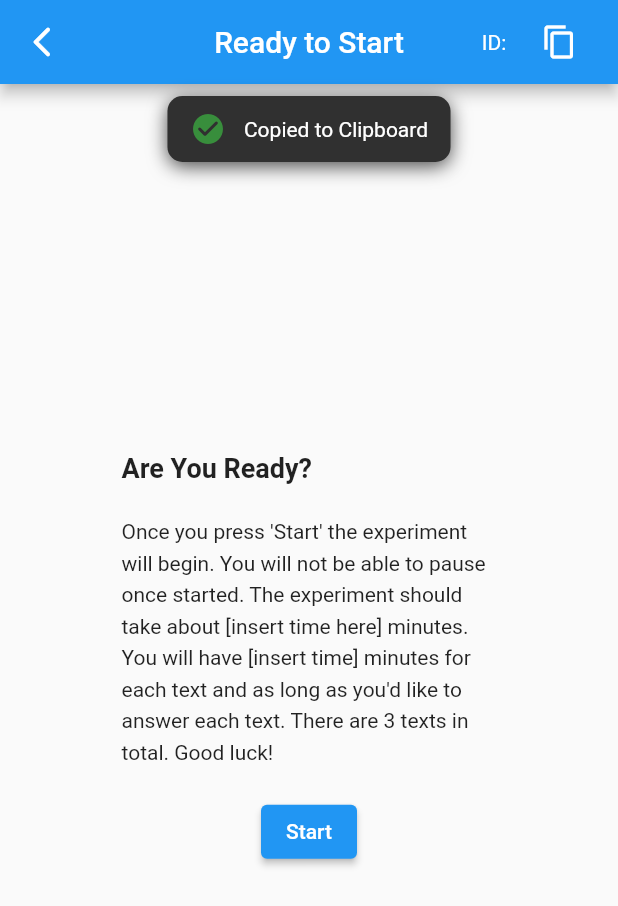
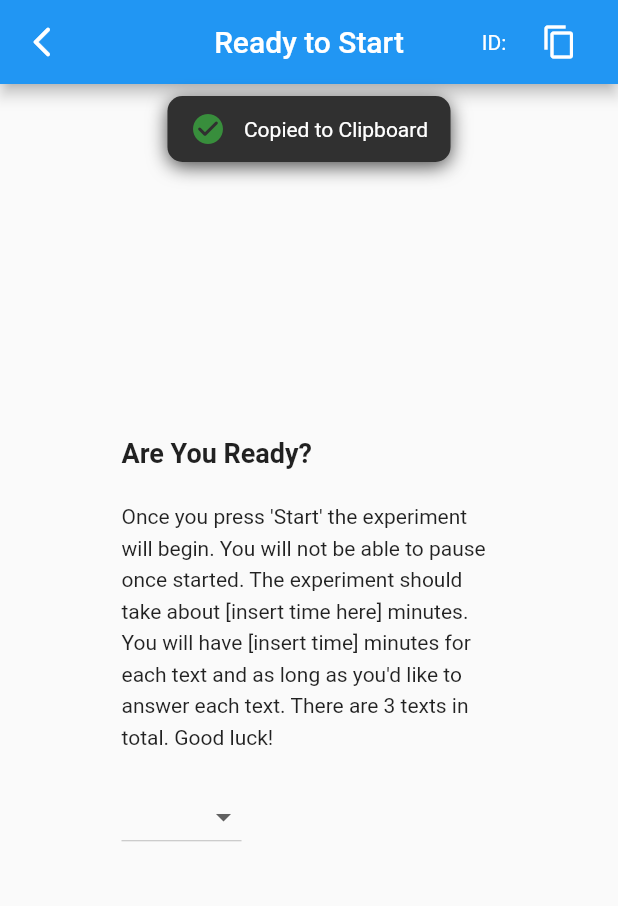
Before and after one commit to HadyMash/psych-ia-experiment, a Flutter app: the AreYouReady screen opened directly with empty values, after a tap on the "content copy" icon, on a phone screen of 412 x 824 dp. Shown: the top 906 px of the screen. Run offline on Flutter 3.47's test engine with Material 2 defaults, Android fonts, the phone set to English and light mode, and no system bars; our stand-ins replace cloud_firestore, firebase_auth, firebase_core, fluttertoast; missing offline and left inert: dart:html; accounts and stored records are empty.

Commit message:
added dropdown button in AreYouReady screen in into.dart

```diff
--- a/lib/screens/experiment/intro.dart
+++ b/lib/screens/experiment/intro.dart
@@ -284,9 +284,17 @@ class Explanation extends StatelessWidget {
   }
 }
 
-class AreYouReady extends StatelessWidget {
+class AreYouReady extends StatefulWidget {
   final String uid;
+
   const AreYouReady({required this.uid, Key? key}) : super(key: key);
+
+  @override
+  _AreYouReadyState createState() => _AreYouReadyState();
+}
+
+class _AreYouReadyState extends State<AreYouReady> {
+  int? groupNumber;
 
   @override
   Widget build(BuildContext context) {
@@ -314,13 +322,13 @@ class AreYouReady extends StatelessWidget {
                         selectionColor: Colors.amber[700],
                       ),
                     ),
-                    child: SelectableText(uid),
+                    child: SelectableText(widget.uid),
                   ),
                   const SizedBox(width: 5),
                   IconButton(
                     icon: const Icon(Icons.copy),
                     onPressed: () {
-                      Clipboard.setData(ClipboardData(text: uid));
+                      Clipboard.setData(ClipboardData(text: widget.uid));
                       _showToast(context);
                     },
                   ),
@@ -352,14 +360,32 @@ class AreYouReady extends StatelessWidget {
                   textAlign: TextAlign.left,
                 ),
                 const SizedBox(height: 20),
-                Center(
-                  child: ElevatedButton(
-                    child: const Text('Start'),
-                    onPressed: () async {
-                      // TODO Create a new session
-                      Navigator.of(context).pushReplacement(MaterialPageRoute(
-                          builder: (context) => FirstText(uid: uid)));
+                DropdownButton<int?>(
+                  value: groupNumber,
+                  onChanged: (int? number) {
+                    setState(() => groupNumber = number);
+                  },
+                  items: <int>[1, 2, 3].map<DropdownMenuItem<int>>(
+                    (int number) {
+                      return DropdownMenuItem<int>(
+                        value: number,
+                        child: Text('Group $number'),
+                      );
                     },
+                  ).toList(),
+                ),
+                const SizedBox(height: 20),
+                Offstage(
+                  offstage: groupNumber == null,
+                  child: Center(
+                    child: ElevatedButton(
+                      child: const Text('Start'),
+                      onPressed: () async {
+                        // TODO Create a new session
+                        Navigator.of(context).pushReplacement(MaterialPageRoute(
+                            builder: (context) => FirstText(uid: widget.uid)));
+                      },
+                    ),
                   ),
                 ),
               ],
```
